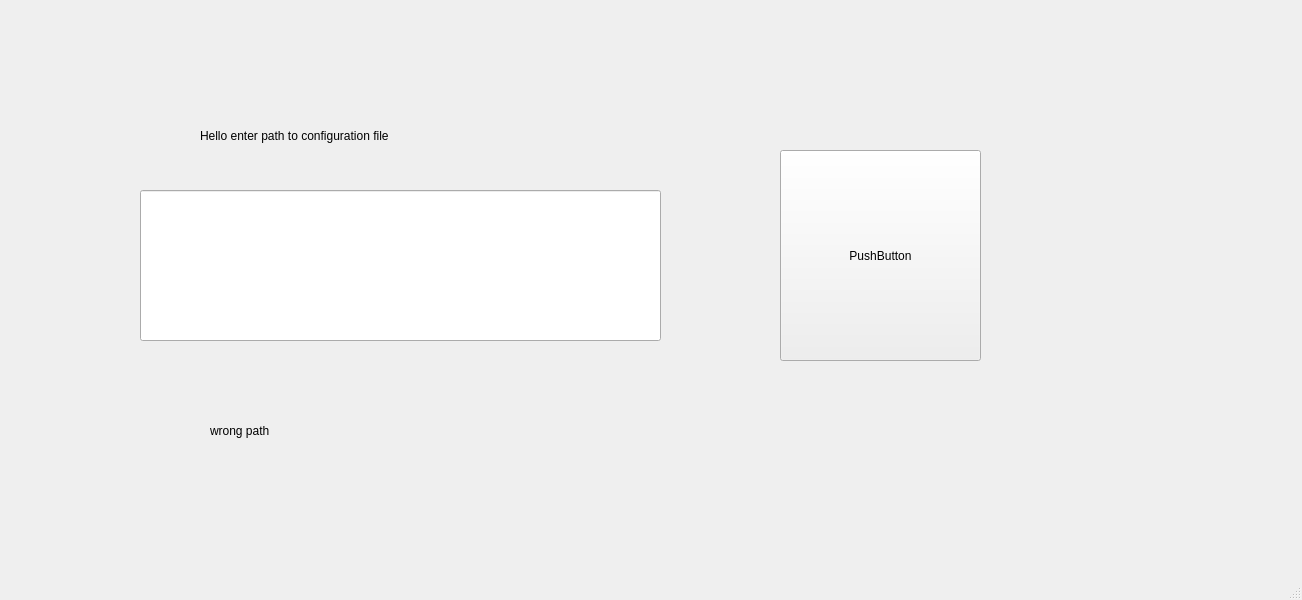
This is mainwindow.ui in ciszekxd/SK2ProjectKahoot as Qt 5 draws it before an edit. The edited form follows.
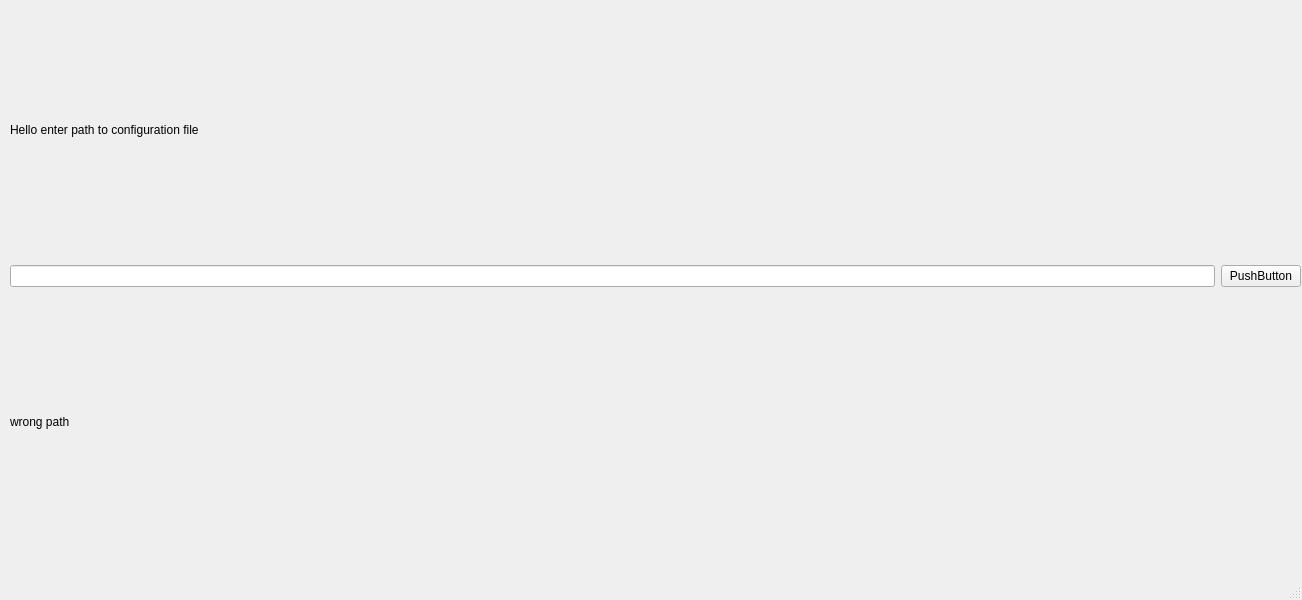
This is the edited form. The open tabs and pages were chosen to show the change.

```diff
--- a/mainwindow.ui
+++ b/mainwindow.ui
@@ -55,61 +55,53 @@
      </widget>
     </widget>
     <widget class="QWidget" name="page_2">
+     <widget class="QWidget" name="verticalLayoutWidget">
+      <property name="geometry">
+       <rect>
+        <x>10</x>
+        <y>0</y>
+        <width>1291</width>
+        <height>551</height>
+       </rect>
+      </property>
+      <layout class="QVBoxLayout" name="verticalLayout">
+       <item>
      <widget class="QLabel" name="label">
-      <property name="geometry">
-       <rect>
-        <x>200</x>
-        <y>40</y>
-        <width>321</width>
-        <height>191</height>
-       </rect>
-      </property>
       <property name="text">
        <string>Hello enter path to configuration file</string>
       </property>
      </widget>
+       </item>
+       <item>
+        <layout class="QHBoxLayout" name="horizontalLayout">
+         <item>
      <widget class="QLineEdit" name="lineEdit">
-      <property name="geometry">
-       <rect>
-        <x>140</x>
-        <y>190</y>
-        <width>521</width>
-        <height>151</height>
-       </rect>
-      </property>
       <property name="dragEnabled">
        <bool>true</bool>
       </property>
      </widget>
+         </item>
+         <item>
      <widget class="QPushButton" name="pushButton_3">
-      <property name="geometry">
-       <rect>
-        <x>780</x>
-        <y>150</y>
-        <width>201</width>
-        <height>211</height>
-       </rect>
-      </property>
       <property name="text">
        <string>PushButton</string>
       </property>
      </widget>
+         </item>
+        </layout>
+       </item>
+       <item>
      <widget class="QLabel" name="label_3">
       <property name="enabled">
        <bool>true</bool>
       </property>
-      <property name="geometry">
-       <rect>
-        <x>210</x>
-        <y>410</y>
-        <width>291</width>
-        <height>41</height>
-       </rect>
-      </property>
       <property name="text">
        <string>wrong path</string>
       </property>
      </widget>
+       </item>
+      </layout>
+     </widget>
     </widget>
     <widget class="QWidget" name="page_3">
      <widget class="QLabel" name="label_2">
```
Left out of the diff: 49 changed lines with no effect on the pictures. Lines whose indentation alone changed are shown as unchanged.
